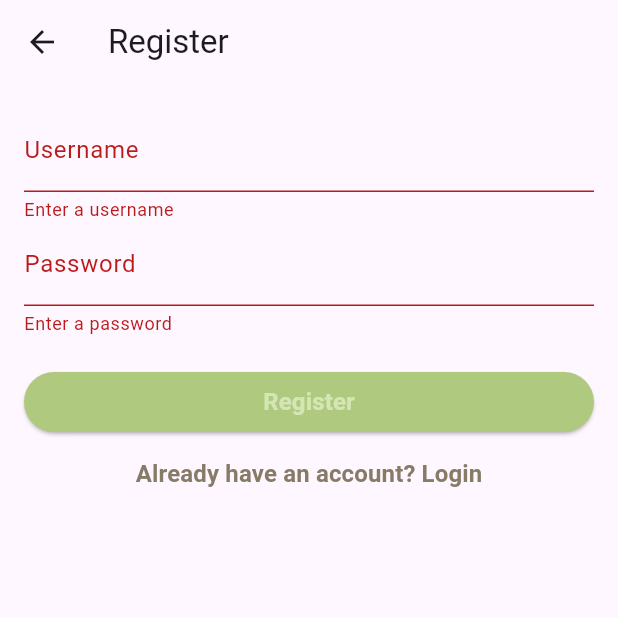
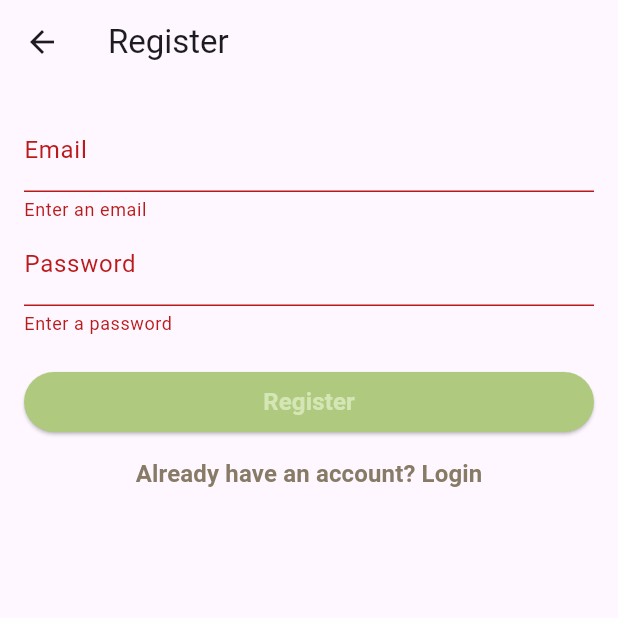
Before and after one commit to williams-esthera/firebase_task_manager, a Flutter app: the screen it shows after launch, after a tap on "Register", on a phone screen of 412 x 824 dp, the top half of it. Run offline on Flutter 3.47's test engine with Material 3 defaults, Android fonts, the phone set to English and light mode, and no system bars; our stand-ins replace cloud_firestore, firebase_auth, firebase_core, flutter_form_builder, math_expressions; accounts and stored records are empty; generated files the repository leaves out were written again.

Commit message:
remove check duplicate username, firestore already has this functoin

```diff
--- a/lib/database_service.dart
+++ b/lib/database_service.dart
@@ -41,6 +41,9 @@ class DatabaseService {
       return userCredential.user?.uid;
     } on FirebaseAuthException catch (e) {
       print('Registration error: ${e.code} - ${e.message}');
+      if (e.code == 'email-already-in-use') {
+        throw Exception('Email is already in use');
+      }
       return null;
     } catch (e) {
       print('Unexpected registration error: $e');
@@ -50,11 +53,8 @@ class DatabaseService {
 
   Future<bool> isUsernameTaken(String email) async {
     try {
-      final querySnapshot = await _firestore
-          .collection('users')
-          .where('email', isEqualTo: email)
-          .get();
-      return querySnapshot.docs.isNotEmpty;
+      final signInMethods = await _auth.fetchSignInMethodsForEmail(email);
+      return signInMethods.isNotEmpty;
     } catch (e) {
       print('Error checking email: $e');
       return false;
--- a/lib/register_page.dart
+++ b/lib/register_page.dart
@@ -28,28 +28,16 @@ class _RegisterPageState extends State<RegisterPage> {
 
   void _registerUser() async {
     if (_formKey.currentState!.validate()) {
-      String username = _usernameController.text.trim();
+      String email = _usernameController.text.trim();
       String password = _passwordController.text.trim();
 
-      // Check if username is already taken
-      bool isTaken = await _databaseService.isUsernameTaken(username);
-      if (isTaken) {
-        if (mounted) {
-          ScaffoldMessenger.of(context).showSnackBar(
-            const SnackBar(content: Text('Username is already taken')),
-          );
-        }
-        return;
-      }
-
-      UserState localStorage = UserState();
-
       try {
-        final userId = await _databaseService.addLogin(username, password);
+        final userId = await _databaseService.addLogin(email, password);
 
         if (userId != null) {
+          UserState localStorage = UserState();
           localStorage.userId = userId;
-          localStorage.username = username;
+          localStorage.username = email;
 
           if (mounted) {
             Navigator.pushReplacement(
@@ -59,17 +47,17 @@ class _RegisterPageState extends State<RegisterPage> {
               ),
             );
           }
-        } else {
-          if (mounted) {
-            ScaffoldMessenger.of(context).showSnackBar(
-              const SnackBar(content: Text('Failed to create account')),
-            );
-          }
+        }
+      } on Exception catch (e) {
+        if (mounted) {
+          ScaffoldMessenger.of(context).showSnackBar(
+            SnackBar(content: Text(e.toString())),
+          );
         }
       } catch (e) {
         if (mounted) {
           ScaffoldMessenger.of(context).showSnackBar(
-            SnackBar(content: Text('Error during registration: $e')),
+            const SnackBar(content: Text('Failed to create account')),
           );
         }
       }
@@ -88,14 +76,30 @@ class _RegisterPageState extends State<RegisterPage> {
             children: [
               TextFormField(
                 controller: _usernameController,
-                decoration: const InputDecoration(labelText: 'Username'),
-                validator: (value) => value == null || value.isEmpty ? 'Enter a username' : null,
+                decoration: const InputDecoration(labelText: 'Email'),
+                validator: (value) {
+                  if (value == null || value.isEmpty) {
+                    return 'Enter an email';
+                  }
+                  if (!value.contains('@') || !value.contains('.')) {
+                    return 'Enter a valid email address';
+                  }
+                  return null;
+                },
               ),
               TextFormField(
                 controller: _passwordController,
                 decoration: const InputDecoration(labelText: 'Password'),
                 obscureText: true,
-                validator: (value) => value == null || value.isEmpty ? 'Enter a password' : null,
+                validator: (value) {
+                  if (value == null || value.isEmpty) {
+                    return 'Enter a password';
+                  }
+                  if (value.length < 6) {
+                    return 'Password must be at least 6 characters long';
+                  }
+                  return null;
+                },
               ),
               const SizedBox(height: 20),
               ElevatedButton(
```
Also changed, not shown: 1 other file.
